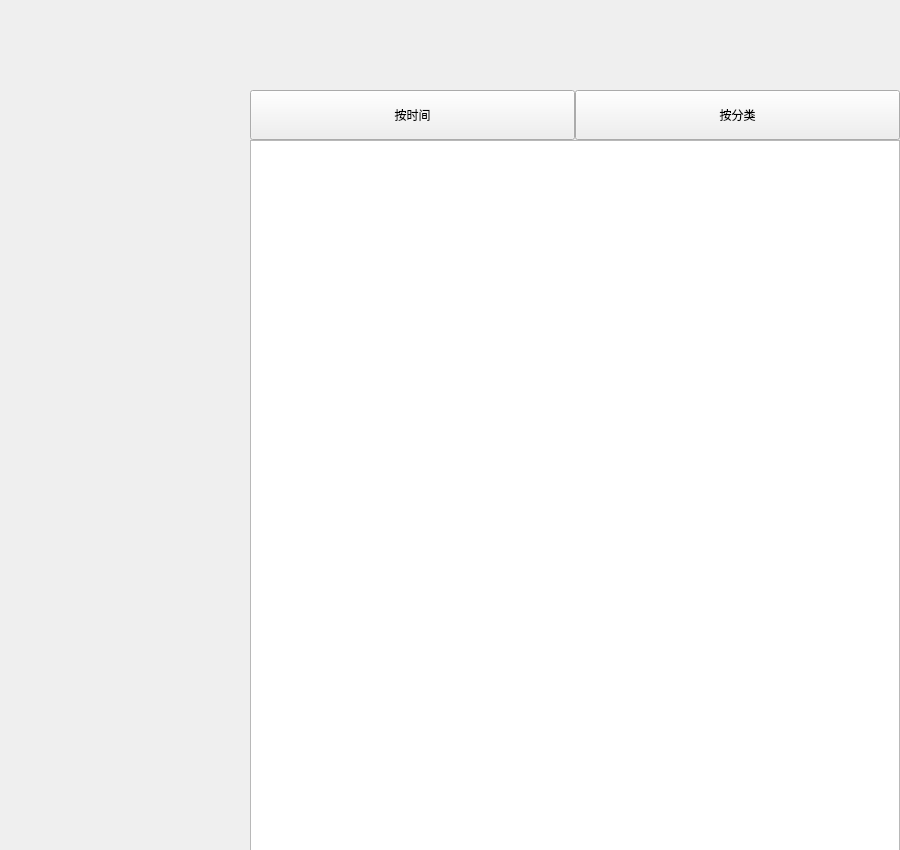
First picture: the form in record.ui, repository AliceLou007/accountbook, before the edit.
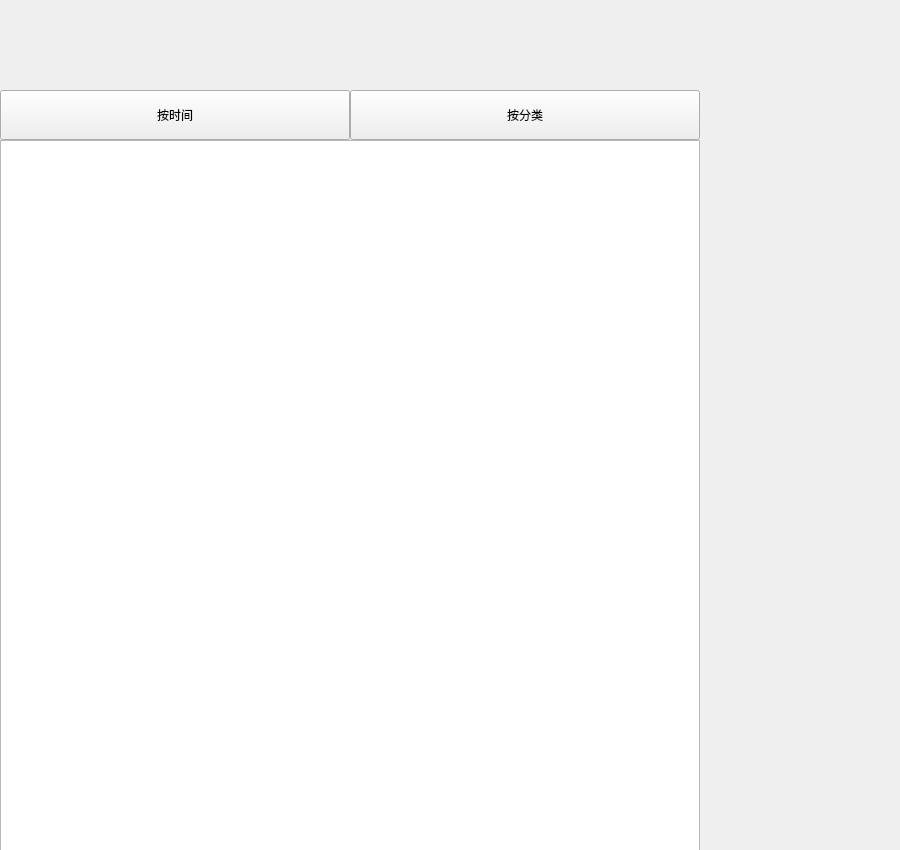
Second picture: the form after the edit.

```diff
--- a/record.ui
+++ b/record.ui
@@ -16,9 +16,9 @@
   <widget class="QListWidget" name="listRecords">
    <property name="geometry">
     <rect>
-     <x>250</x>
+     <x>0</x>
      <y>140</y>
-     <width>650</width>
+     <width>700</width>
      <height>711</height>
     </rect>
    </property>
@@ -26,9 +26,9 @@
   <widget class="QPushButton" name="sortTime">
    <property name="geometry">
     <rect>
-     <x>250</x>
+     <x>0</x>
      <y>90</y>
-     <width>325</width>
+     <width>350</width>
      <height>50</height>
     </rect>
    </property>
@@ -39,9 +39,9 @@
   <widget class="QPushButton" name="sortCategory">
    <property name="geometry">
     <rect>
-     <x>575</x>
+     <x>350</x>
      <y>90</y>
-     <width>325</width>
+     <width>350</width>
      <height>50</height>
     </rect>
    </property>
```
